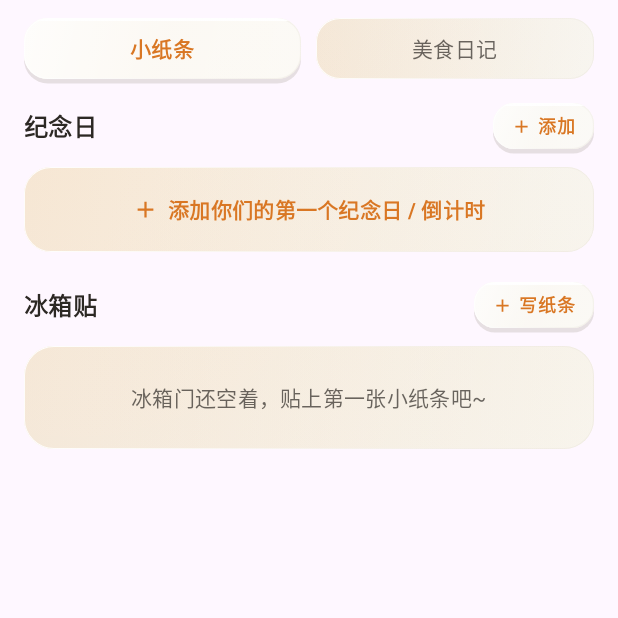
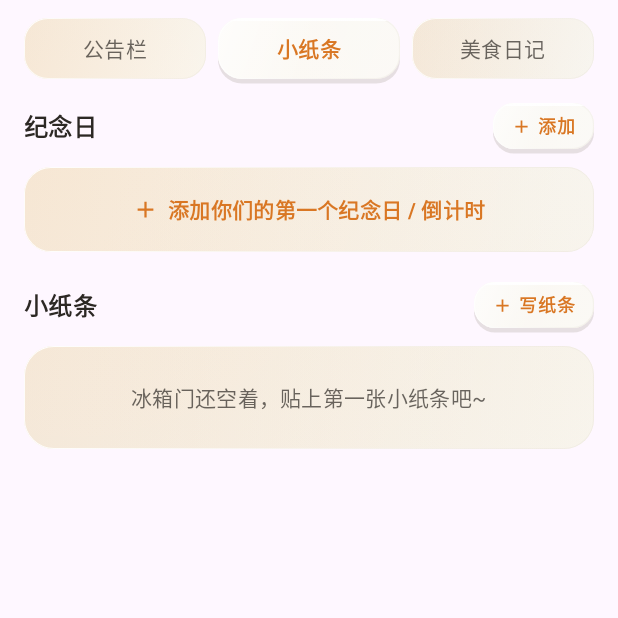
Before and after one commit to onllovtxy/yushangfang, an Android app built with Jetpack Compose: the composable DiscoverScreen shown on its own in the app's theme, after a tap on "小纸条", on a phone screen of 412 x 824 dp, the top half of it. Run offline under Robolectric (Android 15) with nearby library versions, the phone set to English and light mode, and no system bars; our stand-ins replace Dagger/Hilt's generated code, Shimmer; network calls fail; pictures from the network do not load; 2 statements that could not run were skipped.

Commit message:
feat: 发现页拆分公告栏与小纸条，纪念日卡片改为整行全宽 (v1.1.1)

```diff
--- a/app/build.gradle
+++ b/app/build.gradle
@@ -57,8 +57,8 @@ android {
         applicationId 'com.xixikitchen.jetpack'
         minSdk 24
         targetSdk 36
-        versionCode 12
-        versionName '1.1.0'
+        versionCode 13
+        versionName '1.1.1'
         buildConfigField 'String', 'DEFAULT_BASE_URL', '"https://bbxy.art/"'
     }
 
--- a/app/src/main/java/com/xixikitchen/jetpack/data/ApiService.kt
+++ b/app/src/main/java/com/xixikitchen/jetpack/data/ApiService.kt
@@ -106,6 +106,32 @@ interface ApiService {
     @DELETE("/api/announcement/delete/{id}")
     suspend fun deleteAnnouncement(@Header("Authorization") token: String, @Path("id") id: Long): ApiResponse<String>
 
+    @GET("/api/note/list")
+    suspend fun notes(@Header("Authorization") token: String): ApiResponse<List<CoupleNote>>
+
+    @POST("/api/note/add")
+    suspend fun addNote(
+        @Header("Authorization") token: String,
+        @Body body: CoupleNoteSaveRequest
+    ): ApiResponse<CoupleNote>
+
+    @PUT("/api/note/update/{id}")
+    suspend fun updateNote(
+        @Header("Authorization") token: String,
+        @Path("id") id: Long,
+        @Body body: CoupleNoteSaveRequest
+    ): ApiResponse<CoupleNote>
+
+    @PUT("/api/note/pin/{id}")
+    suspend fun pinNote(
+        @Header("Authorization") token: String,
+        @Path("id") id: Long,
+        @Body body: PinPayload
+    ): ApiResponse<String>
+
+    @DELETE("/api/note/delete/{id}")
+    suspend fun deleteNote(@Header("Authorization") token: String, @Path("id") id: Long): ApiResponse<String>
+
     @GET("/api/anniversary/list")
     suspend fun anniversaries(@Header("Authorization") token: String): ApiResponse<List<Anniversary>>
 
--- a/app/src/main/java/com/xixikitchen/jetpack/ui/DiscoverViewModel.kt
+++ b/app/src/main/java/com/xixikitchen/jetpack/ui/DiscoverViewModel.kt
@@ -7,6 +7,8 @@ import com.xixikitchen.jetpack.data.AnniversarySaveRequest
 import com.xixikitchen.jetpack.data.Announcement
 import com.xixikitchen.jetpack.data.CheckInCreateRequest
 import com.xixikitchen.jetpack.data.CheckInUpdateRequest
+import com.xixikitchen.jetpack.data.CoupleNote
+import com.xixikitchen.jetpack.data.CoupleNoteSaveRequest
 import com.xixikitchen.jetpack.data.KitchenRepository
 import com.xixikitchen.jetpack.data.OrderCheckIn
 import com.xixikitchen.jetpack.data.User
@@ -24,7 +26,10 @@ data class DiscoverUiState(
     val activeRequests: Int = 0,
     val message: String? = null,
     val errorDialogMessage: String? = null,
-    val notes: List<Announcement> = emptyList(),
+    val announcements: List<Announcement> = emptyList(),
+    val announcementsLoaded: Boolean = false,
+    val notes: List<CoupleNote> = emptyList(),
+    val notesLoaded: Boolean = false,
     val anniversaries: List<Anniversary> = emptyList(),
     val diaryEntries: List<OrderCheckIn> = emptyList(),
     val diaryTotal: Long = 0,
@@ -70,34 +75,34 @@ class DiscoverViewModel @Inject constructor(
     fun consumeMessage() = _state.update { it.copy(message = null) }
     fun consumeErrorDialog() = _state.update { it.copy(errorDialogMessage = null) }
 
+    fun refreshAnnouncements() = runAction {
+        val list = repo.announcements(token())
+        _state.update { it.copy(announcements = list, announcementsLoaded = true) }
+    }
+
     fun refreshNotesBoard() = runAction {
-        coroutineScope {
-            val notesDeferred = async { repo.announcements(token()) }
-            val annivDeferred = async { repo.anniversaries(token()) }
-            val notes = notesDeferred.await()
-            val anniversaries = annivDeferred.await()
-            _state.update { it.copy(notes = notes, anniversaries = anniversaries) }
-        }
+        refreshNotesBoardSync()
     }
 
     fun saveNote(id: Long?, content: String, pinned: Boolean) = runAction {
+        val req = CoupleNoteSaveRequest(content = content, pinned = pinned)
         if (id == null || id == 0L) {
-            repo.addAnnouncement(token(), content, pinned)
+            repo.addNote(token(), req)
         } else {
-            repo.updateAnnouncement(token(), id, content, pinned)
+            repo.updateNote(token(), id, req)
         }
         refreshNotesBoardSync()
         notify("小纸条已保存")
     }
 
-    fun togglePinNote(note: Announcement) = runAction {
-        repo.pinAnnouncement(token(), note.id, !note.pinned)
+    fun togglePinNote(note: CoupleNote) = runAction {
+        repo.pinNote(token(), note.id, !note.pinned)
         refreshNotesBoardSync()
         notify(if (!note.pinned) "已置顶" else "已取消置顶")
     }
 
     fun deleteNote(id: Long) = runAction {
-        repo.deleteAnnouncement(token(), id)
+        repo.deleteNote(token(), id)
         refreshNotesBoardSync()
         notify("小纸条已删除")
     }
@@ -109,7 +114,7 @@ class DiscoverViewModel @Inject constructor(
             repo.updateAnniversary(token(), id, req)
         }
         val list = repo.anniversaries(token())
-        _state.update { it.copy(anniversaries = list) }
+        _state.update { it.copy(anniversaries = list, notesLoaded = true) }
         notify("纪念日已保存")
     }
 
@@ -194,7 +199,7 @@ class DiscoverViewModel @Inject constructor(
     }
 
     fun updateCheckIn(checkIn: OrderCheckIn, imageUrl: String, note: String) = runAction {
-        val updated = repo.updateCheckIn(checkIn.id, imageUrl, note)
+        val updated = repo.updateCheckIn(token(), checkIn.id, CheckInUpdateRequest(imageUrl = imageUrl, note = note))
         _state.update { current ->
             val orderList = current.orderCheckIns[checkIn.orderId]?.map {
                 if (it.id == updated.id) updated else it
@@ -248,16 +253,12 @@ class DiscoverViewModel @Inject constructor(
 
     private suspend fun refreshNotesBoardSync() {
         coroutineScope {
-            val notesDeferred = async { repo.announcements(token()) }
+            val notesDeferred = async { repo.notes(token()) }
             val annivDeferred = async { repo.anniversaries(token()) }
             val notes = notesDeferred.await()
             val anniversaries = annivDeferred.await()
-            _state.update { it.copy(notes = notes, anniversaries = anniversaries) }
+            _state.update { it.copy(notes = notes, anniversaries = anniversaries, notesLoaded = true) }
         }
-    }
-
-    private suspend fun KitchenRepository.updateCheckIn(id: Long, imageUrl: String, note: String): OrderCheckIn {
-        return updateCheckIn(token(), id, CheckInUpdateRequest(imageUrl = imageUrl, note = note))
     }
 
     private fun runAction(block: suspend () -> Unit) {
--- a/app/src/main/java/com/xixikitchen/jetpack/ui/KitchenViewModel.kt
+++ b/app/src/main/java/com/xixikitchen/jetpack/ui/KitchenViewModel.kt
@@ -347,13 +347,13 @@ class KitchenViewModel @Inject constructor(
     fun saveAnnouncement(id: Long?, content: String) = runAction {
         if (id == null || id == 0L) repo.addAnnouncement(token(), content) else repo.updateAnnouncement(token(), id, content)
         refreshAnnouncements()
-        notify("小纸条已保存")
+        notify("公告已保存")
     }
 
     fun deleteAnnouncement(id: Long) = runAction {
         repo.deleteAnnouncement(token(), id)
         refreshAnnouncements()
-        notify("小纸条已删除")
+        notify("公告已删除")
     }
 
     fun saveUser(id: Long?, payload: UserEditorPayload) = runAction {
--- a/app/src/main/java/com/xixikitchen/jetpack/ui/screens/DiscoverScreen.kt
+++ b/app/src/main/java/com/xixikitchen/jetpack/ui/screens/DiscoverScreen.kt
@@ -6,7 +6,6 @@ import androidx.compose.foundation.border
 import androidx.compose.foundation.layout.Arrangement
 import androidx.compose.foundation.layout.Box
 import androidx.compose.foundation.layout.Column
-import androidx.compose.foundation.layout.PaddingValues
 import androidx.compose.foundation.layout.Row
 import androidx.compose.foundation.layout.Spacer
 import androidx.compose.foundation.layout.fillMaxSize
@@ -61,7 +60,7 @@ import androidx.compose.ui.unit.sp
 import coil.compose.AsyncImage
 import com.xixikitchen.jetpack.data.Anniversary
 import com.xixikitchen.jetpack.data.AnniversarySaveRequest
-import com.xixikitchen.jetpack.data.Announcement
+import com.xixikitchen.jetpack.data.CoupleNote
 import com.xixikitchen.jetpack.data.OrderCheckIn
 import com.xixikitchen.jetpack.ui.DiscoverUiState
 import com.xixikitchen.jetpack.ui.DiscoverViewModel
@@ -87,6 +86,7 @@ import java.util.Locale
 import java.util.TimeZone
 
 private enum class DiscoverSubTab(val label: String) {
+    Announcements("公告栏"),
     Notes("小纸条"),
     Diary("美食日记")
 }
@@ -100,14 +100,13 @@ fun DiscoverScreen(
     onGoOrders: () -> Unit
 ) {
     val tokens = LocalGlassTokens.current
-    var subTab by rememberSaveable { mutableStateOf(DiscoverSubTab.Notes) }
+    var subTab by rememberSaveable { mutableStateOf(DiscoverSubTab.Announcements) }
     val (isPullRefreshing, startPullRefresh) = rememberPullRefreshState(state.loading)
 
-    // Dialog states
     var showCreateNote by remember { mutableStateOf(false) }
-    var editingNote by remember { mutableStateOf<Announcement?>(null) }
-    var noteActionTarget by remember { mutableStateOf<Announcement?>(null) }
-    var deleteNoteTarget by remember { mutableStateOf<Announcement?>(null) }
+    var editingNote by remember { mutableStateOf<CoupleNote?>(null) }
+    var noteActionTarget by remember { mutableStateOf<CoupleNote?>(null) }
+    var deleteNoteTarget by remember { mutableStateOf<CoupleNote?>(null) }
 
     var showCreateAnniversary by remember { mutableStateOf(false) }
     var editingAnniversary by remember { mutableStateOf<Anniversary?>(null) }
@@ -119,10 +118,11 @@ fun DiscoverScreen(
     var deleteCheckInTarget by remember { mutableStateOf<OrderCheckIn?>(null) }
     var lightboxCheckIn by remember { mutableStateOf<OrderCheckIn?>(null) }
 
-    LaunchedEffect(Unit) { vm.refreshNotesBoard() }
     LaunchedEffect(subTab) {
-        if (subTab == DiscoverSubTab.Diary && !state.diaryLoaded) {
-            vm.refreshDiary()
+        when (subTab) {
+            DiscoverSubTab.Announcements -> if (!state.announcementsLoaded) vm.refreshAnnouncements()
+            DiscoverSubTab.Notes -> if (!state.notesLoaded) vm.refreshNotesBoard()
+            DiscoverSubTab.Diary -> if (!state.diaryLoaded) vm.refreshDiary()
         }
     }
 
@@ -134,7 +134,11 @@ fun DiscoverScreen(
             isRefreshing = isPullRefreshing,
             onRefresh = {
                 startPullRefresh()
-                if (subTab == DiscoverSubTab.Notes) vm.refreshNotesBoard() else vm.refreshDiary()
+                when (subTab) {
+                    DiscoverSubTab.Announcements -> vm.refreshAnnouncements()
+                    DiscoverSubTab.Notes -> vm.refreshNotesBoard()
+                    DiscoverSubTab.Diary -> vm.refreshDiary()
+                }
             },
             modifier = Modifier
                 .padding(padding)
@@ -146,7 +150,7 @@ fun DiscoverScreen(
                     .padding(horizontal = 16.dp)
             ) {
                 Row(
-                    horizontalArrangement = Arrangement.spacedBy(10.dp),
+                    horizontalArrangement = Arrangement.spacedBy(8.dp),
                     modifier = Modifier
                         .fillMaxWidth()
                         .padding(vertical = 12.dp)
@@ -162,10 +166,13 @@ fun DiscoverScreen(
                 }
 
                 when (subTab) {
+                    DiscoverSubTab.Announcements -> AnnouncementsContent(state = state)
+
                     DiscoverSubTab.Notes -> NotesBoardContent(
                         state = state,
                         onAddAnniversary = { showCreateAnniversary = true },
                         onAnniversaryClick = { anniversaryActionTarget = it },
+                        onAnniversaryDeleteRequest = { deleteAnniversaryTarget = it },
                         onAddNote = { showCreateNote = true },
                         onNoteLongClick = { noteActionTarget = it },
                         onNoteDeleteRequest = { deleteNoteTarget = it }
@@ -201,7 +208,7 @@ fun DiscoverScreen(
     }
 
     noteActionTarget?.let { target ->
-        val canManage = state.isAdmin || (target.createdBy ?: target.updatedBy) == state.currentUser?.id
+        val canManage = state.isAdmin || target.createdBy == state.currentUser?.id
         AlertDialog(
             onDismissRequest = { noteActionTarget = null },
             modifier = Modifier.glassConvexOverlay(24.dp),
@@ -486,13 +493,113 @@ fun DiscoverScreen(
 }
 
 @Composable
+private fun AnnouncementsContent(state: DiscoverUiState) {
+    val tokens = LocalGlassTokens.current
+    if (state.announcements.isEmpty() && !state.loading) {
+        Box(
+            modifier = Modifier
+                .fillMaxSize()
+                .padding(top = 24.dp),
+            contentAlignment = Alignment.TopCenter
+        ) {
+            Box(
+                modifier = Modifier
+                    .fillMaxWidth()
+                    .glassConcave(20.dp)
+                    .padding(24.dp),
+                contentAlignment = Alignment.Center
+            ) {
+                Text(
+                    text = "暂无公告",
+                    color = tokens.textSecondary,
+                    style = MaterialTheme.typography.bodyMedium
+                )
+            }
+        }
+        return
+    }
+
+    LazyColumn(
+        modifier = Modifier.fillMaxSize(),
+        verticalArrangement = Arrangement.spacedBy(12.dp)
+    ) {
+        items(state.announcements, key = { "ann_${it.id}" }) { ann ->
+            Box(
+                modifier = Modifier
+                    .fillMaxWidth()
+                    .then(
+                        if (ann.pinned) {
+                            Modifier.border(BorderStroke(1.dp, GlassAccent.edge), RoundedCornerShape(20.dp))
+                        } else {
+                            Modifier
+                        }
+                    )
+                    .glassConvex(20.dp)
+                    .padding(16.dp)
+            ) {
+                Column(verticalArrangement = Arrangement.spacedBy(10.dp)) {
+                    Row(
+                        modifier = Modifier.fillMaxWidth(),
+                        horizontalArrangement = Arrangement.SpaceBetween,
+                        verticalAlignment = Alignment.CenterVertically
+                    ) {
+                        Row(
+                            verticalAlignment = Alignment.CenterVertically,
+                            horizontalArrangement = Arrangement.spacedBy(6.dp)
+                        ) {
+                            Box(
+                                modifier = Modifier
+                                    .glassConcave(12.dp)
+                                    .padding(horizontal = 10.dp, vertical = 4.dp)
+                            ) {
+                                Text(
+                                    text = "公告",
+                                    color = GlassAccent.primary,
+                                    style = MaterialTheme.typography.labelSmall.copy(fontWeight = FontWeight.Bold)
+                                )
+                            }
+                            if (ann.pinned) {
+                                Box(
+                                    modifier = Modifier
+                                        .background(GlassAccent.wash, RoundedCornerShape(10.dp))
+                                        .padding(horizontal = 8.dp, vertical = 3.dp)
+                                ) {
+                                    Text(
+                                        text = "置顶",
+                                        color = GlassAccent.primary,
+                                        style = MaterialTheme.typography.labelSmall.copy(fontWeight = FontWeight.Bold)
+                                    )
+                                }
+                            }
+                        }
+                        Text(
+                            text = (ann.updatedAt ?: ann.createdAt)?.take(10).orEmpty(),
+                            style = MaterialTheme.typography.labelSmall,
+                            color = tokens.textSecondary
+                        )
+                    }
+                    Text(
+                        text = ann.content,
+                        style = MaterialTheme.typography.bodyLarge.copy(fontWeight = FontWeight.Medium),
+                        color = tokens.textPrimary,
+                        lineHeight = 22.sp
+                    )
+                }
+            }
+        }
+        item { Spacer(Modifier.height(24.dp)) }
+    }
+}
+
+@Composable
 private fun NotesBoardContent(
     state: DiscoverUiState,
     onAddAnniversary: () -> Unit,
     onAnniversaryClick: (Anniversary) -> Unit,
+    onAnniversaryDeleteRequest: (Anniversary) -> Unit,
     onAddNote: () -> Unit,
-    onNoteLongClick: (Announcement) -> Unit,
-    onNoteDeleteRequest: (Announcement) -> Unit
+    onNoteLongClick: (CoupleNote) -> Unit,
+    onNoteDeleteRequest: (CoupleNote) -> Unit
 ) {
     val tokens = LocalGlassTokens.current
     LazyColumn(
@@ -507,8 +614,8 @@ private fun NotesBoardContent(
             )
         }
 
+        if (state.anniversaries.isEmpty()) {
             item {
-            if (state.anniversaries.isEmpty()) {
                 Box(
                     modifier = Modifier
                         .fillMaxWidth()
@@ -532,13 +639,13 @@ private fun NotesBoardContent(
                         )
                     }
                 }
+            }
         } else {
-                LazyRow(
-                    horizontalArrangement = Arrangement.spacedBy(10.dp),
-                    contentPadding = PaddingValues(vertical = 2.dp),
-                    modifier = Modifier.fillMaxWidth()
+            items(state.anniversaries, key = { "anniv_${it.id}" }) { item ->
+                SwipeRevealBox(
+                    swipeEnabled = true,
+                    onDeleteClick = { onAnniversaryDeleteRequest(item) }
                 ) {
-                    items(state.anniversaries, key = { it.id }) { item ->
                     AnniversaryCard(
                         item = item,
                         onClick = { onAnniversaryClick(item) }
@@ -546,12 +653,11 @@ private fun NotesBoardContent(
                 }
             }
         }
-        }
 
         item {
             Spacer(Modifier.height(4.dp))
             SectionActionHeader(
-                title = "冰箱贴",
+                title = "小纸条",
                 actionLabel = "写纸条",
                 onAction = onAddNote
             )
@@ -575,8 +681,8 @@ private fun NotesBoardContent(
                 }
             }
         } else {
-            items(state.notes, key = { it.id }) { note ->
-                val canManage = state.isAdmin || (note.createdBy ?: note.updatedBy) == state.currentUser?.id
+            items(state.notes, key = { "note_${it.id}" }) { note ->
+                val canManage = state.isAdmin || note.createdBy == state.currentUser?.id
                 SwipeRevealBox(
                     swipeEnabled = canManage,
                     onDeleteClick = { onNoteDeleteRequest(note) }
@@ -650,12 +756,11 @@ private fun AnniversaryCard(
         item.isPast -> "已过去"
         else -> "倒计时"
     }
-    val bigNumberText = when {
-        item.isToday -> "今天 🎉"
-        item.type == "countup" && item.isPast -> "还有 ${item.daysCount} 天"
-        item.type == "countup" -> "${item.daysCount} 天"
-        item.isPast -> "已过 ${item.daysCount} 天"
-        else -> "还有 ${item.daysCount} 天"
+    val dayPrefix = when {
+        item.type == "countup" && item.isPast -> "还有"
+        item.type == "countup" -> "已经"
+        item.isPast -> "已过"
+        else -> "还有"
     }
     val footerText = when {
         item.nextAnniversaryDays == 0L -> "${item.eventDate} · 周年纪念 🎉"
@@ -666,9 +771,9 @@ private fun AnniversaryCard(
 
     Box(
         modifier = Modifier
-            .width(178.dp)
+            .fillMaxWidth()
             .noRippleCombinedPressable(
-                pressedScale = 0.97f,
+                pressedScale = 0.985f,
                 onLongClick = onClick,
                 onClick = onClick
             )
@@ -680,40 +785,40 @@ private fun AnniversaryCard(
                 }
             )
             .glassConvex(20.dp)
-            .padding(14.dp)
+            .padding(horizontal = 16.dp, vertical = 14.dp)
     ) {
-        Column(verticalArrangement = Arrangement.spacedBy(8.dp)) {
         Row(
             modifier = Modifier.fillMaxWidth(),
-                horizontalArrangement = Arrangement.SpaceBetween,
             verticalAlignment = Alignment.CenterVertically
+        ) {
+            Column(
+                modifier = Modifier.weight(1f),
+                verticalArrangement = Arrangement.spacedBy(6.dp)
             ) {
                 Row(
                     verticalAlignment = Alignment.CenterVertically,
-                    modifier = Modifier.weight(1f)
+                    horizontalArrangement = Arrangement.spacedBy(6.dp)
                 ) {
                     if (item.pinned) {
                         Icon(
                             imageVector = Icons.Default.PushPin,
                             contentDescription = "已置顶",
                             tint = GlassAccent.primary,
-                            modifier = Modifier.size(13.dp)
+                            modifier = Modifier.size(14.dp)
                         )
-                        Spacer(Modifier.width(4.dp))
                     }
                     Text(
                         text = item.title,
-                        style = MaterialTheme.typography.titleSmall.copy(fontWeight = FontWeight.ExtraBold),
+                        style = MaterialTheme.typography.titleMedium.copy(fontWeight = FontWeight.ExtraBold),
                         color = tokens.textPrimary,
                         maxLines = 1,
-                        overflow = TextOverflow.Ellipsis
+                        overflow = TextOverflow.Ellipsis,
+                        modifier = Modifier.weight(1f, fill = false)
                     )
-                }
-                Spacer(Modifier.width(6.dp))
                     Box(
                         modifier = Modifier
                             .background(GlassAccent.wash, RoundedCornerShape(8.dp))
-                        .padding(horizontal = 7.dp, vertical = 2.dp)
+                            .padding(horizontal = 8.dp, vertical = 2.dp)
                     ) {
                         Text(
                             text = badgeText,
@@ -724,26 +829,58 @@ private fun AnniversaryCard(
                 }
 
                 Text(
-                text = bigNumberText,
-                style = MaterialTheme.typography.titleLarge.copy(fontWeight = FontWeight.ExtraBold),
-                color = if (item.isToday) GlassAccent.primaryDark else GlassAccent.primary,
-                maxLines = 1
-            )
-
-            Text(
                     text = footerText,
-                style = MaterialTheme.typography.labelSmall,
+                    style = MaterialTheme.typography.bodySmall,
                     color = tokens.textSecondary,
                     maxLines = 1,
                     overflow = TextOverflow.Ellipsis
                 )
+            }
+
+            Spacer(Modifier.width(12.dp))
+
+            if (item.isToday) {
+                Text(
+                    text = "今天 🎉",
+                    style = MaterialTheme.typography.titleLarge.copy(
+                        fontSize = 20.sp,
+                        fontWeight = FontWeight.ExtraBold
+                    ),
+                    color = GlassAccent.primaryDark,
+                    maxLines = 1
+                )
+            } else {
+                Row(verticalAlignment = Alignment.Bottom) {
+                    Text(
+                        text = dayPrefix,
+                        style = MaterialTheme.typography.labelSmall,
+                        color = tokens.textSecondary,
+                        modifier = Modifier.padding(bottom = 4.dp, end = 4.dp)
+                    )
+                    Text(
+                        text = "${item.daysCount}",
+                        style = MaterialTheme.typography.headlineSmall.copy(
+                            fontSize = 24.sp,
+                            fontWeight = FontWeight.ExtraBold
+                        ),
+                        color = GlassAccent.primary,
+                        maxLines = 1
+                    )
+                    Text(
+                        text = "天",
+                        style = MaterialTheme.typography.bodySmall.copy(fontWeight = FontWeight.Bold),
+                        color = GlassAccent.primary,
+                        modifier = Modifier.padding(start = 2.dp, bottom = 4.dp)
+                    )
+                }
+            }
         }
     }
 }
 
 @Composable
 private fun FridgeNoteCard(
-    note: Announcement,
+    note: CoupleNote,
     onLongClick: () -> Unit
 ) {
     val tokens = LocalGlassTokens.current
@@ -868,7 +1005,7 @@ private fun DiaryContent(
         modifier = Modifier.fillMaxSize(),
         verticalArrangement = Arrangement.spacedBy(14.dp)
     ) {
-        items(state.diaryEntries, key = { it.id }) { entry ->
+        items(state.diaryEntries, key = { "diary_${it.id}" }) { entry ->
             val canManage = state.isAdmin || entry.userId == currentUserId
             DiaryTimelineItem(
                 entry = entry,
@@ -1044,7 +1181,7 @@ private fun DiaryTimelineItem(
 
 @Composable
 private fun NoteEditorDialog(
-    initial: Announcement?,
+    initial: CoupleNote?,
     onDismiss: () -> Unit,
     onSave: (String, Boolean) -> Unit
 ) {
```
Also changed, not shown: app/src/main/java/com/xixikitchen/jetpack/data/KitchenRepository.kt (+8 -0 lines), app/src/main/java/com/xixikitchen/jetpack/data/Models.kt (+17 -0 lines), 1 other file. Lines whose indentation alone changed are shown as unchanged.
